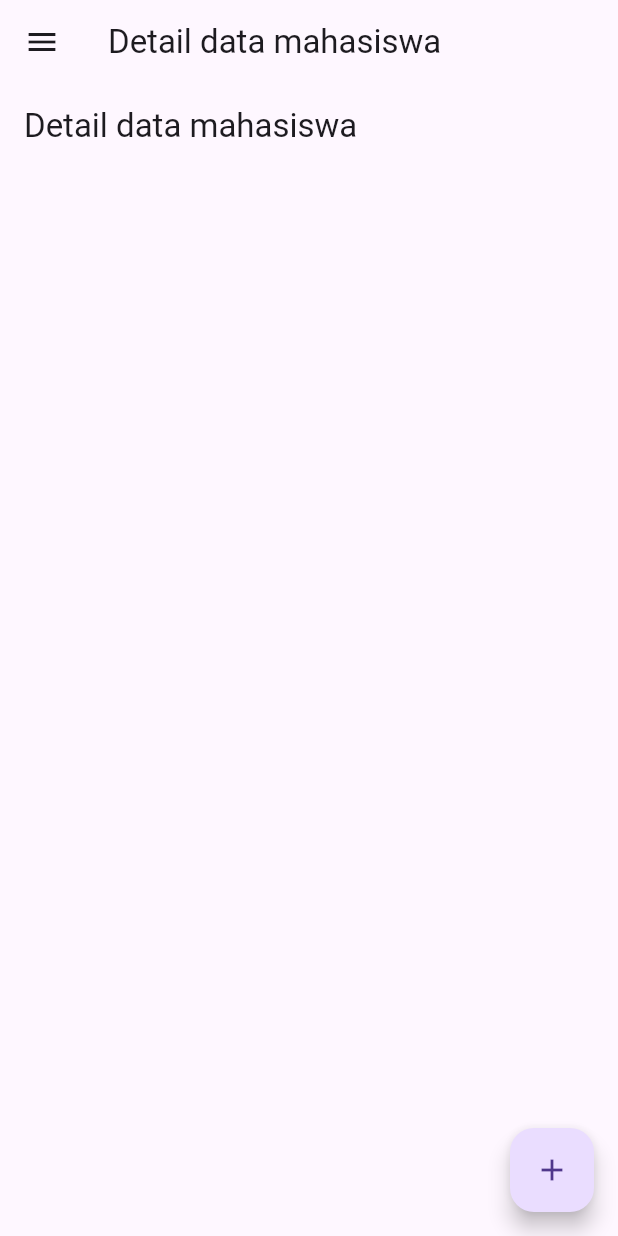
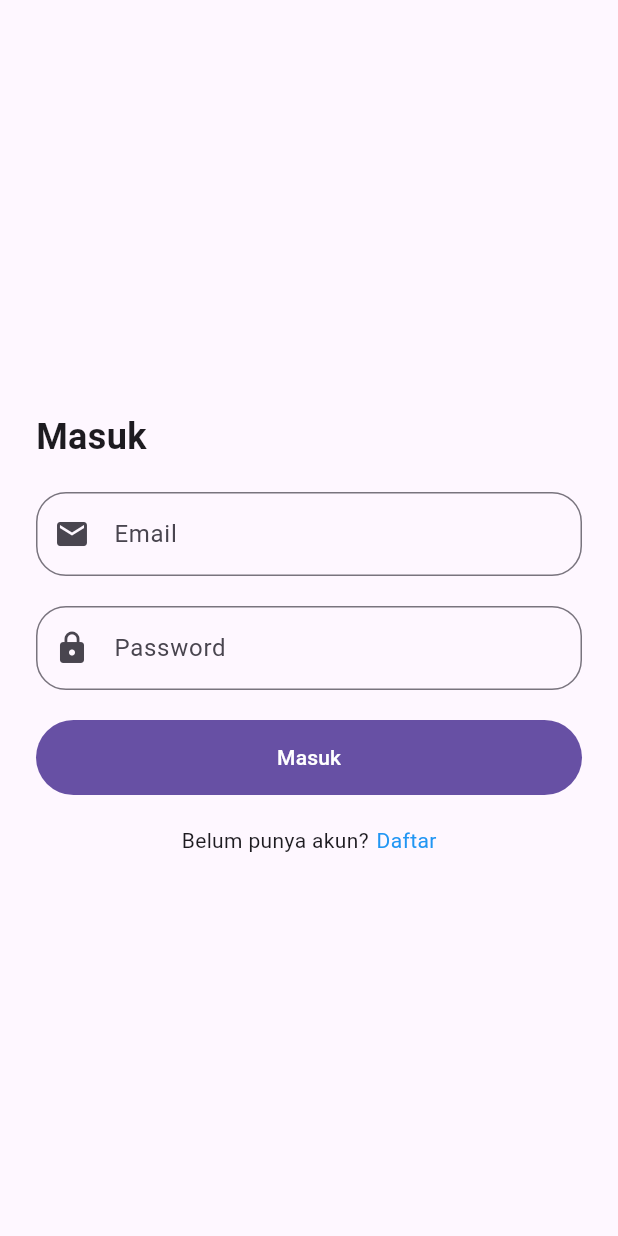
Before and after one commit to fikrihaikall/student, a Flutter app: the screen it shows after launch, on a phone screen of 412 x 824 dp. Run offline on Flutter 3.47's test engine with Material 3 defaults, Android fonts, the phone set to English and light mode, and no system bars; our stand-ins replace email_validator, rxdart.

Commit message:
add login & register

```diff
--- /dev/null
+++ b/lib/Screens/loginscreen.dart
@@ -0,0 +1,143 @@
+import 'package:email_validator/email_validator.dart';
+import 'package:flutter/material.dart';
+
+class LoginScreen extends StatefulWidget {
+  const LoginScreen({super.key});
+
+  @override
+  State<LoginScreen> createState() => _LoginScreenState();
+}
+
+class _LoginScreenState extends State<LoginScreen> {
+  late TextEditingController _emailController;
+  late TextEditingController _passwordController;
+  late GlobalKey<FormState> _formKey;
+  @override
+  void initState() {
+    _emailController = TextEditingController();
+    _passwordController = TextEditingController();
+    _formKey = GlobalKey<FormState>();
+    super.initState();
+  }
+
+  @override
+  Widget build(BuildContext context) {
+    return Scaffold(
+      body: SafeArea(
+        child: Padding(
+          padding: const EdgeInsets.symmetric(
+            horizontal: 24,
+          ),
+          child: Form(
+            key: _formKey,
+            child: Column(
+              mainAxisAlignment: MainAxisAlignment.center,
+              crossAxisAlignment: CrossAxisAlignment.start,
+              children: [
+                const SizedBox(
+                  height: 20,
+                ),
+                const Text(
+                  "Masuk",
+                  style: TextStyle(
+                    fontSize: 24,
+                    fontWeight: FontWeight.bold,
+                  ),
+                ),
+                const SizedBox(
+                  height: 20,
+                ),
+                TextFormField(
+                  controller: _emailController,
+                  validator: (value) {
+                    if (value!.isEmpty) {
+                      return ("Email tidak boleh kosong");
+                    } else if (!EmailValidator.validate(value)) {
+                      return ("Format email salah");
+                    } else {
+                      return null;
+                    }
+                  },
+                  decoration: InputDecoration(
+                    labelText: "Email",
+                    hintText: "Masukkan email",
+                    border: OutlineInputBorder(
+                      borderRadius: BorderRadius.circular(20),
+                    ),
+                    prefixIcon: const Icon(Icons.email),
+                  ),
+                ),
+                const SizedBox(
+                  height: 20,
+                ),
+                TextFormField(
+                  controller: _passwordController,
+                  validator: (value) {
+                    if (value!.isEmpty) {
+                      return ("Password tidak boleh kosong");
+                    } else if (value.length < 8) {
+                      return ("Password minimal 8 karakter");
+                    } else {
+                      return null;
+                    }
+                  },
+                  obscureText: true,
+                  decoration: InputDecoration(
+                    labelText: "Password",
+                    hintText: "Masukkan password",
+                    border: OutlineInputBorder(
+                      borderRadius: BorderRadius.circular(20),
+                    ),
+                    prefixIcon: const Icon(Icons.lock),
+                  ),
+                ),
+                const SizedBox(
+                  height: 20,
+                ),
+                SizedBox(
+                    width: double.infinity,
+                    height: 50,
+                    child: FilledButton(
+                        onPressed: () {
+                          if (_formKey.currentState!.validate()) {
+                            if (_emailController.text == "user@gmail.com" &&
+                                _passwordController.text == "12345678") {
+                              Navigator.pushReplacementNamed(context, "/main");
+                            } else {
+                              ScaffoldMessenger.of(context).showSnackBar(
+                                const SnackBar(
+                                  content: Text("Email atau password salah"),
+                                ),
+                              );
+                            }
+                          }
+                        },
+                        child: const Text("Masuk"))),
+                const SizedBox(
+                  height: 20,
+                ),
+                Row(
+                  mainAxisAlignment: MainAxisAlignment.center,
+                  children: [
+                    const Text("Belum punya akun?"),
+                    const SizedBox(
+                      width: 5,
+                    ),
+                    GestureDetector(
+                        onTap: () {
+                          Navigator.pushNamed(context, "/register");
+                        },
+                        child: const Text(
+                          "Daftar",
+                          style: TextStyle(color: Colors.blue),
+                        )),
+                  ],
+                ),
+              ],
+            ),
+          ),
+        ),
+      ),
+    );
+  }
+}
--- a/lib/main.dart
+++ b/lib/main.dart
@@ -1,4 +1,6 @@
 import 'package:flutter/material.dart';
+import 'package:students_details/Screens/loginscreen.dart';
+import 'package:students_details/Screens/registerscreen.dart';
 import 'package:students_details/Screens/studentdetailsscreen.dart';
 import 'package:students_details/Screens/aboutscreen.dart';
 
@@ -17,10 +19,17 @@ class MyApp extends StatelessWidget {
       title: 'Flutter Demo',
       theme: ThemeData(
         primarySwatch: Colors.teal,
-
       ),
+      initialRoute: '/',
+      routes: {
+        '/': (context) => const LoginScreen(),  // Halaman login sebagai route awal
+        '/main': (context) => SidebarLayout(currentScreen: const StudentDetails()), // Ganti dengan halaman yang sesuai
+        '/about': (context) => AboutPage(),
+        '/register': (context) => const RegisterScreen(),
+      },
       // home: const StudentDetails(),
-      home: SidebarLayout(currentScreen: const StudentDetails()),
+      // home: const LoginScreen(),
+      // home: SidebarLayout(currentScreen: const StudentDetails()),
     );
   }
 }
@@ -36,6 +45,10 @@ class SidebarLayout extends StatefulWidget {
 
 class _SidebarLayoutState extends State<SidebarLayout> {
   final GlobalKey<ScaffoldState> _scaffoldKey = GlobalKey<ScaffoldState>();
+
+  void _logout() {
+    Navigator.of(context).pushReplacementNamed('/');
+  }
 
   @override
   Widget build(BuildContext context) {
@@ -101,6 +114,10 @@ class _SidebarLayoutState extends State<SidebarLayout> {
                 );
               },
             ),
+            ListTile(
+              title: const Text('Logout'),
+              onTap: _logout,
+            ),
             // Tambahkan lebih banyak item ListTile untuk layar atau fungsionalitas lainnya
           ],
         ),
--- a/pubspec.yaml
+++ b/pubspec.yaml
@@ -28,6 +28,7 @@ environment:
 # the latest version available on pub.dev. To see which dependencies have newer
 # versions available, run `flutter pub outdated`.
 dependencies:
+  email_validator: ^2.1.17
   flutter:
     sdk: flutter
 
```
Also changed, not shown: lib/Screens/registerscreen.dart (added, +225 -0 lines), pubspec.lock.
